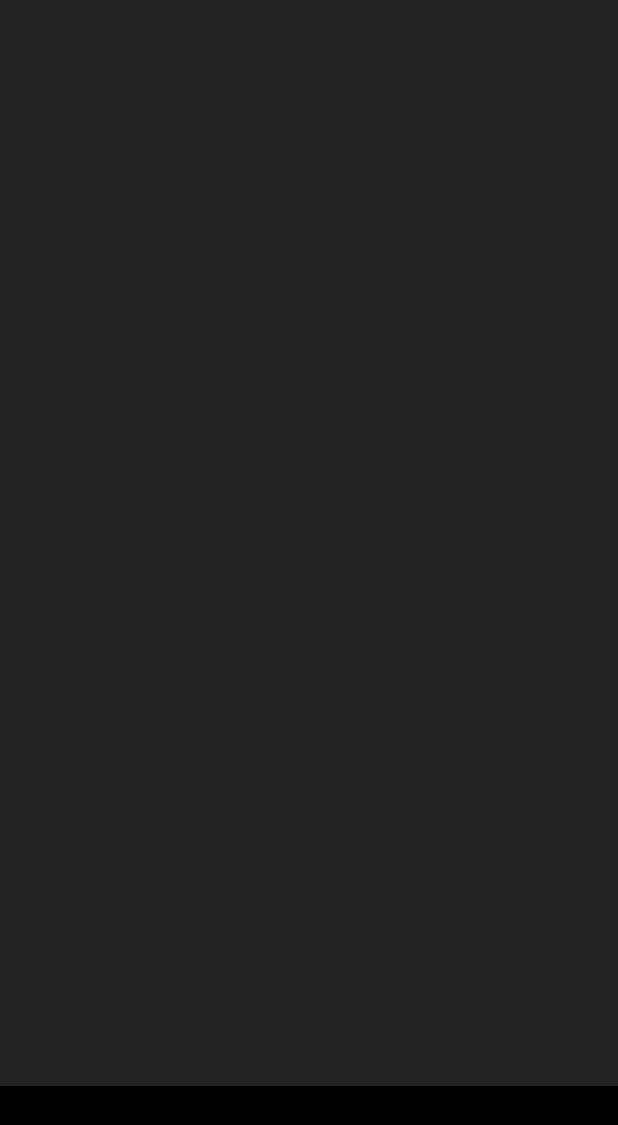
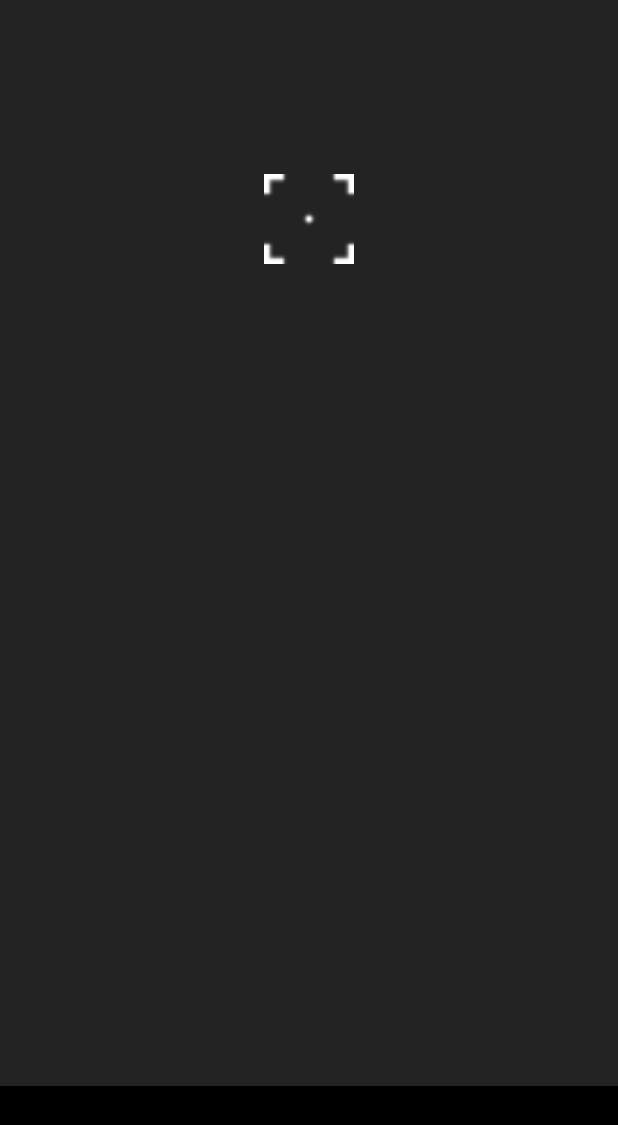
Before and after one commit to abdelrahman-mustafa/Selfie, an Android app: the layout activity_main.xml on its own in the app's theme, with its tools: preview values and no code run, on a phone screen of 412 x 824 dp. Shown: the top 1125 px of the screen. Run offline under Robolectric (Android 15) with nearby library versions, the phone set to English and light mode, and no system bars.

Commit message:
add the full version of the adding effects to the selecvted image from gallary.

```diff
--- a/app/src/main/res/layout/activity_main.xml
+++ b/app/src/main/res/layout/activity_main.xml
@@ -15,6 +15,17 @@
         android:background="@color/placeholder_background"
         android:scaleType="fitStart"
         />
+
+    <ImageView
+        android:id="@+id/place_holder_select"
+        android:layout_width="60dp"
+        android:layout_height="match_parent"
+        android:layout_alignParentTop="true"
+        android:layout_centerHorizontal="true"
+        android:layout_marginTop="116dp"
+        android:background="@color/placeholder_background"
+        android:scaleType="fitStart"
+        android:src="@drawable/selector" />
 
     <RelativeLayout
         android:layout_width="match_parent"
```
Also changed, not shown: app/src/main/java/com/indeves/selfieapp/EffectActivity.java (+59 -7 lines), app/src/main/res/drawable/selector.png (added).
